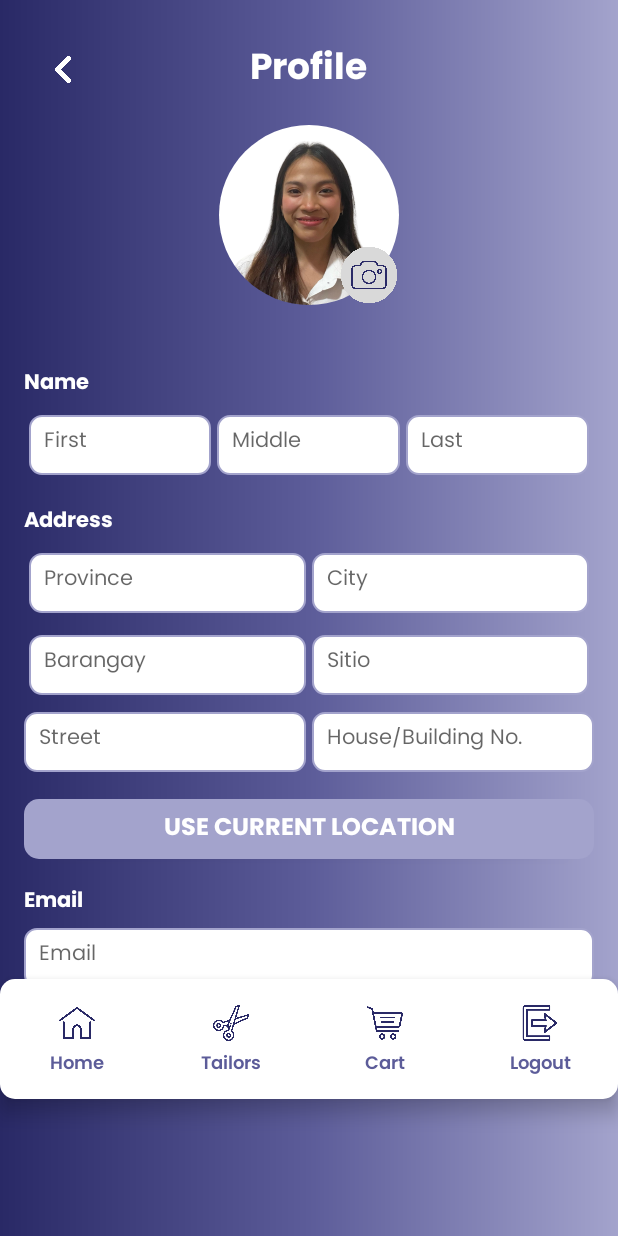
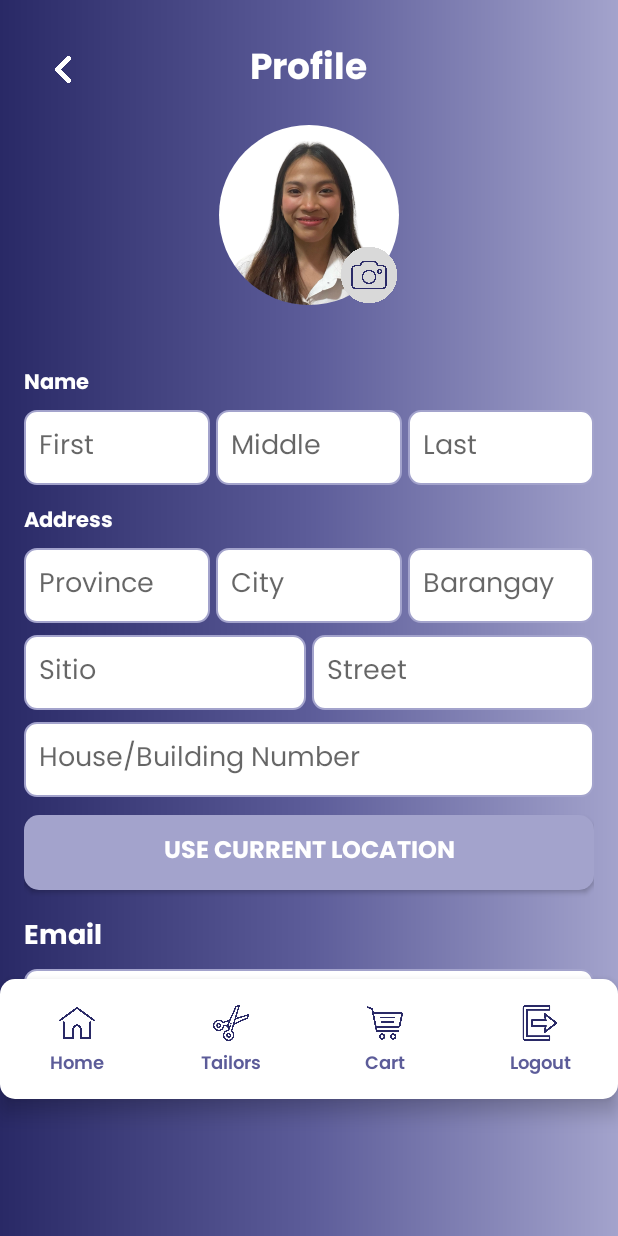
Before and after one commit to sherwinfontanar/Fitcraft, an Android app: the UserProfileActivity screen opened directly, with no data from a screen before it, on a phone screen of 412 x 824 dp. Run offline under Robolectric (Android 15) with nearby library versions, the phone set to English and light mode, and no system bars; our stand-ins replace CircleImageView, Volley; network calls fail; 1 statement that could not run was skipped.

Commit message:
Revert "check ui customer profile"

```diff
--- a/app/src/main/java/com/example/fitcraft/MeasurementActivity.kt
+++ b/app/src/main/java/com/example/fitcraft/MeasurementActivity.kt
@@ -50,6 +50,7 @@ class MeasurementActivity : Activity() {
         skinColor = findViewById(R.id.skinColorValue)
 
         saveButton = findViewById(R.id.saveButton)
+        editButton = findViewById(R.id.btnEdit)
 
         setEditing(false)
         loadMeasurements()
--- a/app/src/main/java/com/example/fitcraft/Splash.kt
+++ b/app/src/main/java/com/example/fitcraft/Splash.kt
@@ -35,7 +35,7 @@ class Splash : Activity() {
 
             if (Math.abs(diffX) > Math.abs((e2?.y ?: 0f) - (e1?.y ?: 0f))) {
                 if (Math.abs(diffX) > SWIPE_THRESHOLD && Math.abs(velocityX) > SWIPE_VELOCITY_THRESHOLD) {
-                    if (diffX > 0) { // right swipe
+                    if (diffX < 0) { // left swipe
                         val intent = Intent(this@Splash, LoginActivity::class.java)
                         startActivity(intent)
                         overridePendingTransition(android.R.anim.slide_in_left, android.R.anim.slide_out_right)
--- a/app/src/main/res/layout/activity_measurement.xml
+++ b/app/src/main/res/layout/activity_measurement.xml
@@ -10,34 +10,17 @@
         android:layout_height="wrap_content"
         android:orientation="vertical">
 
-        <LinearLayout
+        <!-- Header -->
+        <TextView
+            android:id="@+id/measurement"
             android:layout_width="match_parent"
             android:layout_height="wrap_content"
-            android:orientation="horizontal"
-            android:paddingTop="20dp"
-            android:paddingStart="16dp"
-            android:paddingEnd="16dp"
-            android:paddingBottom="20dp"
-            android:gravity="center_vertical">
-
-            <ImageButton
-                android:id="@+id/btnBack"
-                android:layout_width="20dp"
-                android:layout_height="20dp"
-                android:background="@drawable/back"
-                android:contentDescription="Back" />
-
-            <TextView
-                android:id="@+id/measurement"
-                android:layout_width="wrap_content"
-                android:layout_height="wrap_content"
-                android:text="Your Body Measurements"
-                android:textSize="20sp"
-                android:fontFamily="@font/poppins_bold"
-                android:textColor="@color/white"
-                android:layout_marginStart="20dp" />
-        </LinearLayout>
-
+            android:text="Your Body Measurements"
+            android:textSize="20sp"
+            android:fontFamily="@font/poppins_bold"
+            android:textColor="@color/white"
+            android:gravity="center"
+            android:paddingBottom="16dp" />
 
         <!-- Two-column section for Bust, Waist, Hips, Shoulder Width -->
         <GridLayout
--- a/app/src/main/res/layout/activity_splash.xml
+++ b/app/src/main/res/layout/activity_splash.xml
@@ -24,7 +24,7 @@
         android:layout_height="wrap_content"
         android:layout_marginBottom="60dp"
         android:fontFamily="@font/poppins_light"
-        android:text="Swipe right to login"
+        android:text="Swipe left to learn more"
         android:textColor="@color/four"
         android:textSize="16sp"
         app:layout_constraintBottom_toBottomOf="parent"
--- a/app/src/main/res/layout/activity_user_profile.xml
+++ b/app/src/main/res/layout/activity_user_profile.xml
@@ -77,21 +77,20 @@
 
             <LinearLayout
                 android:layout_width="match_parent"
-                android:layout_height="50dp"
+                android:layout_height="wrap_content"
                 android:orientation="horizontal"
                 android:layout_marginBottom="12dp"
-                android:padding="3dp"
                 android:weightSum="3">
 
                 <EditText
                     android:id="@+id/firstName"
                     android:layout_width="0dp"
                     android:layout_weight="1"
-                    android:layout_height="40dp"
+                    android:layout_height="50dp"
                     android:layout_marginEnd="4dp"
                     android:hint="First"
                     android:fontFamily="@font/poppins_regular"
-                    android:textSize="14dp"
+                    android:textSize="18dp"
                     android:textColor="@color/two"
                     android:background="@drawable/edit_text_background"
                     android:padding="10dp" />
@@ -100,11 +99,11 @@
                     android:id="@+id/middleName"
                     android:layout_width="0dp"
                     android:layout_weight="1"
-                    android:layout_height="40dp"
+                    android:layout_height="50dp"
                     android:layout_marginEnd="4dp"
                     android:hint="Middle"
                     android:fontFamily="@font/poppins_regular"
-                    android:textSize="14dp"
+                    android:textSize="18dp"
                     android:textColor="@color/two"
                     android:background="@drawable/edit_text_background"
                     android:padding="10dp" />
@@ -113,10 +112,10 @@
                     android:id="@+id/lastName"
                     android:layout_width="0dp"
                     android:layout_weight="1"
-                    android:layout_height="40dp"
+                    android:layout_height="50dp"
                     android:hint="Last"
                     android:fontFamily="@font/poppins_regular"
-                    android:textSize="14dp"
+                    android:textSize="18dp"
                     android:textColor="@color/two"
                     android:background="@drawable/edit_text_background"
                     android:padding="10dp" />
@@ -131,25 +130,24 @@
                 android:textColor="@color/white"
                 android:fontFamily="@font/poppins_bold" />
 
-            <!-- Province + City -->
+            <!-- Province, City, Barangay -->
             <LinearLayout
                 android:layout_width="match_parent"
                 android:layout_height="wrap_content"
                 android:orientation="horizontal"
-                android:padding="3dp"
                 android:layout_marginBottom="8dp"
-                android:weightSum="2">
+                android:weightSum="3">
 
                 <EditText
                     android:id="@+id/province"
                     android:layout_width="0dp"
                     android:layout_weight="1"
                     android:layout_marginEnd="4dp"
-                    android:layout_height="40dp"
+                    android:layout_height="50dp"
                     android:hint="Province"
                     android:background="@drawable/edit_text_background"
                     android:fontFamily="@font/poppins_regular"
-                    android:textSize="14dp"
+                    android:textSize="18dp"
                     android:textColor="@color/two"
                     android:padding="10dp" />
 
@@ -157,51 +155,29 @@
                     android:id="@+id/city"
                     android:layout_width="0dp"
                     android:layout_weight="1"
-                    android:layout_height="40dp"
+                    android:layout_marginEnd="4dp"
+                    android:layout_height="50dp"
                     android:hint="City"
                     android:background="@drawable/edit_text_background"
                     android:fontFamily="@font/poppins_regular"
-                    android:textSize="14dp"
+                    android:textSize="18dp"
                     android:textColor="@color/two"
                     android:padding="10dp" />
-            </LinearLayout>
-
-            <!-- Barangay + Sitio -->
-            <LinearLayout
-                android:layout_width="match_parent"
-                android:layout_height="wrap_content"
-                android:orientation="horizontal"
-                android:padding="3dp"
-                android:layout_marginBottom="8dp"
-                android:weightSum="2">
 
                 <EditText
                     android:id="@+id/barangay"
                     android:layout_width="0dp"
                     android:layout_weight="1"
-                    android:layout_marginEnd="4dp"
-                    android:layout_height="40dp"
+                    android:layout_height="50dp"
                     android:hint="Barangay"
                     android:background="@drawable/edit_text_background"
                     android:fontFamily="@font/poppins_regular"
-                    android:textSize="14dp"
-                    android:textColor="@color/two"
-                    android:padding="10dp" />
-
-                <EditText
-                    android:id="@+id/sitio"
-                    android:layout_width="0dp"
-                    android:layout_weight="1"
-                    android:layout_height="40dp"
-                    android:hint="Sitio"
-                    android:background="@drawable/edit_text_background"
-                    android:fontFamily="@font/poppins_regular"
-                    android:textSize="14dp"
+                    android:textSize="18dp"
                     android:textColor="@color/two"
                     android:padding="10dp" />
             </LinearLayout>
 
-            <!-- Street + House/Building No. -->
+            <!-- Sitio, Street -->
             <LinearLayout
                 android:layout_width="match_parent"
                 android:layout_height="wrap_content"
@@ -210,36 +186,49 @@
                 android:weightSum="2">
 
                 <EditText
-                    android:id="@+id/street"
+                    android:id="@+id/sitio"
                     android:layout_width="0dp"
                     android:layout_weight="1"
                     android:layout_marginEnd="4dp"
-                    android:layout_height="40dp"
-                    android:hint="Street"
+                    android:layout_height="50dp"
+                    android:hint="Sitio"
                     android:background="@drawable/edit_text_background"
                     android:fontFamily="@font/poppins_regular"
-                    android:textSize="14dp"
+                    android:textSize="18dp"
                     android:textColor="@color/two"
                     android:padding="10dp" />
 
                 <EditText
-                    android:id="@+id/houseNumber"
+                    android:id="@+id/street"
                     android:layout_width="0dp"
                     android:layout_weight="1"
-                    android:layout_height="40dp"
-                    android:hint="House/Building No."
+                    android:layout_height="50dp"
+                    android:hint="Street"
                     android:background="@drawable/edit_text_background"
                     android:fontFamily="@font/poppins_regular"
-                    android:textSize="14dp"
+                    android:textSize="18dp"
                     android:textColor="@color/two"
                     android:padding="10dp" />
             </LinearLayout>
 
+            <!-- Building / House Number -->
+            <EditText
+                android:id="@+id/building"
+                android:layout_width="match_parent"
+                android:layout_height="50dp"
+                android:layout_marginBottom="12dp"
+                android:hint="House/Building Number"
+                android:background="@drawable/edit_text_background"
+                android:fontFamily="@font/poppins_regular"
+                android:textSize="18dp"
+                android:textColor="@color/two"
+                android:padding="10dp" />
+
+            <!-- Use Current Location Button -->
             <Button
                 android:id="@+id/useLocationButton"
                 android:layout_width="match_parent"
-                android:layout_height="40dp"
-                android:layout_marginTop="10dp"
+                android:layout_height="50dp"
                 android:layout_marginBottom="16dp"
                 android:text="Use Current Location"
                 android:fontFamily="@font/poppins_bold"
@@ -254,17 +243,18 @@
                 android:layout_marginBottom="5dp"
                 android:text="Email"
                 android:textColor="@color/white"
-                android:fontFamily="@font/poppins_bold"/>
+                android:fontFamily="@font/poppins_bold"
+                android:textSize="18dp"/>
 
             <EditText
                 android:id="@+id/email"
                 android:hint="Email"
                 android:background="@drawable/edit_text_background"
                 android:layout_width="match_parent"
-                android:layout_height="40dp"
+                android:layout_height="50dp"
                 android:layout_marginBottom="12dp"
                 android:fontFamily="@font/poppins_regular"
-                android:textSize="14dp"
+                android:textSize="18dp"
                 android:textColor="@color/two"
                 android:padding="10dp" />
 
@@ -282,10 +272,9 @@
                 android:hint="Phone Number"
                 android:background="@drawable/edit_text_background"
                 android:layout_width="match_parent"
-                android:layout_height="40dp"
+                android:layout_height="50dp"
                 android:layout_marginBottom="12dp"
                 android:fontFamily="@font/poppins_regular"
-                android:textSize="14dp"
                 android:textColor="@color/two"
                 android:padding="10dp" />
 
@@ -293,7 +282,7 @@
             <Button
                 android:id="@+id/editButton"
                 android:layout_width="match_parent"
-                android:layout_height="40dp"
+                android:layout_height="50dp"
                 android:layout_marginBottom="8dp"
                 android:background="@drawable/roundedtwo"
                 android:fontFamily="@font/poppins_bold"
@@ -304,7 +293,7 @@
             <Button
                 android:id="@+id/saveButton"
                 android:layout_width="match_parent"
-                android:layout_height="40dp"
+                android:layout_height="50dp"
                 android:layout_marginBottom="8dp"
                 android:background="@drawable/rounded"
                 android:fontFamily="@font/poppins_bold"
```
